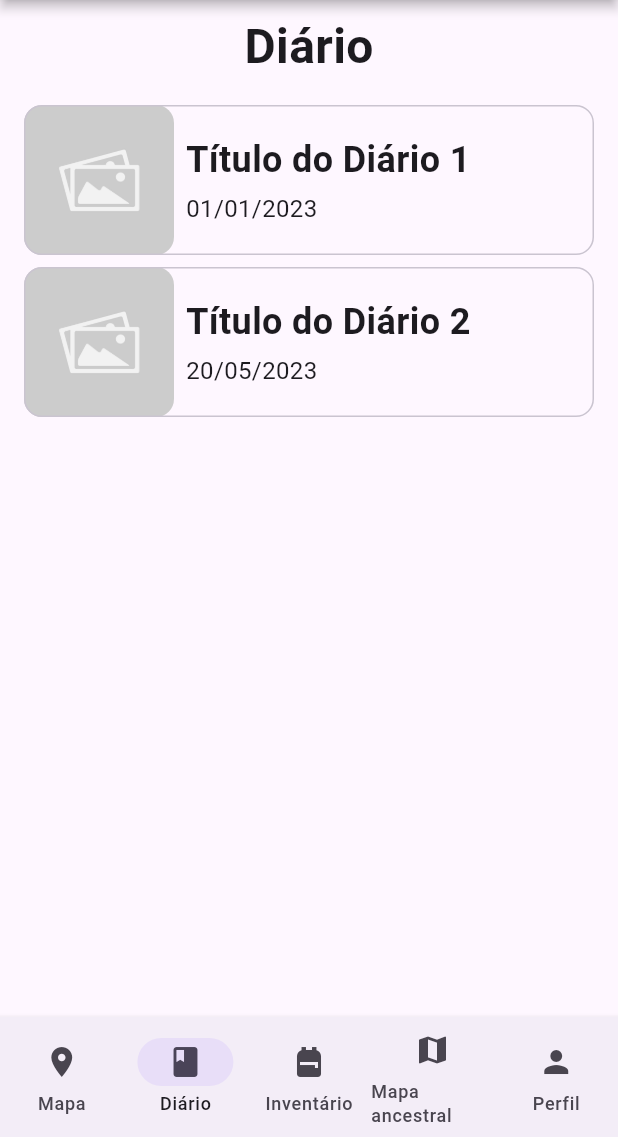
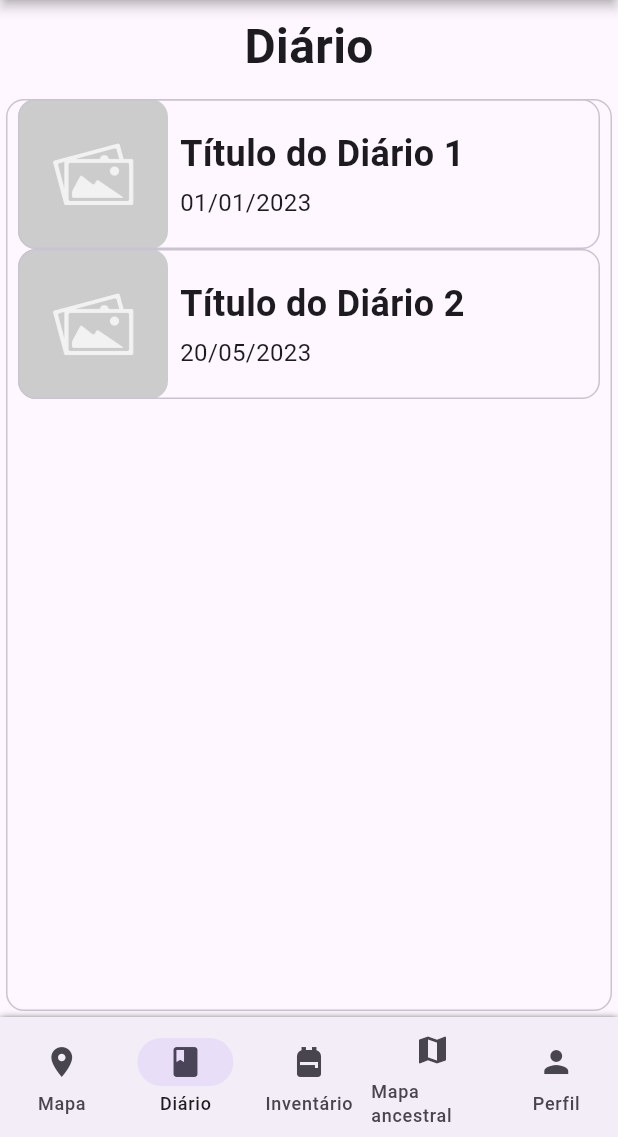
Before and after one commit to TinhoFZ/PI, a Flutter app: the screen it shows after launch, item 2 of the bottom bar chosen, on a phone screen of 412 x 824 dp, the part 99-1236 px from its top. Run offline on Flutter 3.47's test engine with Material 3 defaults, Android fonts, the phone set to English and light mode, and no system bars.

Commit message:
Sombra adicionada a Appbar, margem do diario removida

```diff
--- a/lib/views/diario.dart
+++ b/lib/views/diario.dart
@@ -9,7 +9,7 @@ class Diario extends StatelessWidget {
     return Column(
       children: [
         Padding(
-          padding: const EdgeInsets.only(top: 8.0),
+          padding: const EdgeInsets.symmetric(vertical: 8.0),
           child: Text(
             'Diário',
             style: TextStyle(
@@ -18,12 +18,12 @@ class Diario extends StatelessWidget {
             ),
           ),
         ),
-        Card.outlined(
-          shape: RoundedRectangleBorder(
-            borderRadius: BorderRadius.circular(40),
-          ),
+
+        // ADICIONAR UM EXTEND PRA SIZED BOX
+        Expanded(
+          child: Card.outlined(
             child: Padding(
-            padding: const EdgeInsets.all(8.0),
+              padding: const EdgeInsets.symmetric(horizontal: 8.0),
               child: Column(
                 children: [
                   const DiarioCard(
@@ -40,6 +40,7 @@ class Diario extends StatelessWidget {
               ),
             ),
           ),
+        ),
       ],
     );
   }
--- a/lib/widgets/bottom_nav_bar.dart
+++ b/lib/widgets/bottom_nav_bar.dart
@@ -18,11 +18,22 @@ class _BottomNavBarState extends State<BottomNavBar> {
 
   @override
   Widget build(BuildContext context) {
-    return NavigationBar(
+    return Container(
+      decoration: BoxDecoration(
+        color: Colors.transparent,
+        boxShadow: [
+          BoxShadow(
+            color: Colors.black,
+            offset: Offset(0, 2),
+            blurRadius: 4,
+            blurStyle: BlurStyle.solid,
+          ),
+        ],
+      ),
+
+      child: NavigationBar(
         selectedIndex: widget.currentPageIndex,
         onDestinationSelected: widget.onDestinationSelected,
-      shadowColor: Colors.black,
-      elevation: 3.0,
 
         destinations: const <NavigationDestination>[
           NavigationDestination(
@@ -46,6 +57,7 @@ class _BottomNavBarState extends State<BottomNavBar> {
             label: 'Perfil',
           ),
         ],
+      ),
     );
   }
 }
--- a/lib/widgets/diario_card.dart
+++ b/lib/widgets/diario_card.dart
@@ -20,8 +20,10 @@ class DiarioCard extends StatelessWidget {
       maxWidth: 800,
     ),
     child: Card.outlined(
+      margin: EdgeInsets.zero,
       child: Row(
         children: [
+
           ClipRRect(
             borderRadius: BorderRadius.circular(12),
             child: Image.asset(
```
Lines whose indentation alone changed are shown as unchanged.
